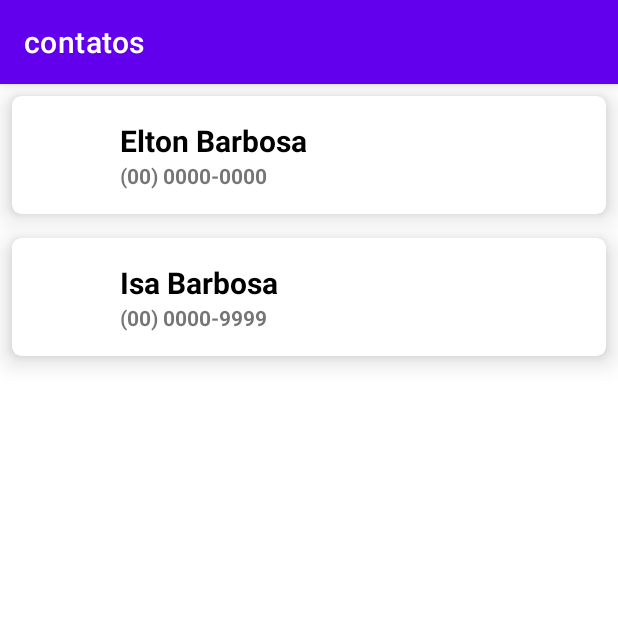
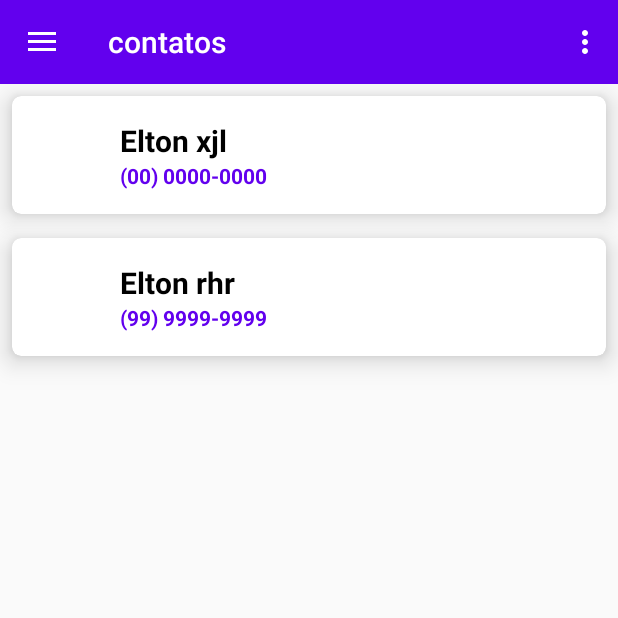
Before and after one commit to eltuss/ContatoDio, an Android app: the screen it shows after launch (MainActivity), on a phone screen of 412 x 824 dp, the top half of it. Run offline under Robolectric (Android 15) with nearby library versions, the phone set to English and light mode, and no system bars.

Commit message:
aula concluida

```diff
--- a/app/build.gradle
+++ b/app/build.gradle
@@ -1,6 +1,7 @@
 plugins {
     id 'com.android.application'
     id 'kotlin-android'
+    id 'kotlin-android-extensions'
 }
 
 android {
@@ -40,6 +41,9 @@ dependencies {
     implementation 'com.google.android.material:material:1.4.0'
     implementation 'androidx.constraintlayout:constraintlayout:2.0.4'
     testImplementation 'junit:junit:4.+'
+
+    implementation 'com.google.code.gson:gson:2.8.6'
+
     androidTestImplementation 'androidx.test.ext:junit:1.1.3'
     androidTestImplementation 'androidx.test.espresso:espresso-core:3.4.0'
 }
--- a/app/src/main/AndroidManifest.xml
+++ b/app/src/main/AndroidManifest.xml
@@ -9,6 +9,7 @@
         android:roundIcon="@mipmap/ic_launcher_round"
         android:supportsRtl="true"
         android:theme="@style/Theme.Contatos">
+        <activity android:name=".DetailActivity"></activity>
         <activity android:name=".MainActivity">
             <intent-filter>
                 <action android:name="android.intent.action.MAIN" />
--- /dev/null
+++ b/app/src/main/java/com/example/contatos/ClickItemContactListener.kt
@@ -0,0 +1,8 @@
+package com.example.contatos
+
+import com.example.contato.Contact
+
+interface ClickItemContactListener {
+    fun clickItemContact(contact: Contact)
+
+}
--- a/app/src/main/java/com/example/contatos/Contact.kt
+++ b/app/src/main/java/com/example/contatos/Contact.kt
@@ -1,7 +1,12 @@
 package com.example.contato
 
+import android.os.Parcelable
+import kotlinx.android.parcel.Parcelize
+
+
+@Parcelize
 data class Contact(
     var name: String,
     var phone: String,
     var photogrph: String
-)
+) : Parcelable
--- a/app/src/main/java/com/example/contatos/ContactAdapter.kt
+++ b/app/src/main/java/com/example/contatos/ContactAdapter.kt
@@ -8,13 +8,14 @@ import android.widget.TextView
 import androidx.recyclerview.widget.RecyclerView
 import com.example.contato.Contact
 
-class ContactAdapter : RecyclerView.Adapter<ContactAdapter.ContactAdapterViewHolder>(){
+class ContactAdapter(var listener: ClickItemContactListener) :
+    RecyclerView.Adapter<ContactAdapter.ContactAdapterViewHolder>(){
 
     private  val  list: MutableList<Contact> = mutableListOf()
 
     override fun onCreateViewHolder(parent: ViewGroup, viewType: Int): ContactAdapterViewHolder {
        val view = LayoutInflater.from(parent.context).inflate(R.layout.contact_item, parent,false)
-        return ContactAdapterViewHolder(view)
+        return ContactAdapterViewHolder(view, list, listener)
     }
 
     override fun getItemCount(): Int {
@@ -32,10 +33,17 @@ class ContactAdapter : RecyclerView.Adapter<ContactAdapter.ContactAdapterViewHol
         notifyDataSetChanged() // esse metodo avisa que a lista foi alterada e que precisa montar ela novamente
     }
 
-    class ContactAdapterViewHolder(itenView: View) : RecyclerView.ViewHolder(itenView){
+    class ContactAdapterViewHolder(itenView: View, var list: List<Contact>, var listener: ClickItemContactListener) :
+        RecyclerView.ViewHolder(itenView){
         private val  nome: TextView = itemView.findViewById(R.id.nome)
         private val  telefone: TextView = itemView.findViewById(R.id.telefone)
         private val  foto: ImageView = itemView.findViewById(R.id.foto)
+
+        init {
+            itemView.setOnClickListener{
+                listener.clickItemContact(list[adapterPosition])
+            }
+        }
 
         fun bind(contact: Contact){
             nome.text = contact.name
--- a/app/src/main/java/com/example/contatos/MainActivity.kt
+++ b/app/src/main/java/com/example/contatos/MainActivity.kt
@@ -1,45 +1,130 @@
 package com.example.contatos
 
+import android.content.Context
+import android.content.Intent
+import android.content.SharedPreferences
 import androidx.appcompat.app.AppCompatActivity
 import android.os.Bundle
+import android.view.Menu
+import android.view.MenuInflater
+import android.view.MenuItem
+import android.view.View
+import android.widget.Toast
+import androidx.appcompat.app.ActionBarDrawerToggle
+import androidx.appcompat.widget.Toolbar
+import androidx.core.content.edit
+import androidx.drawerlayout.widget.DrawerLayout
 import androidx.recyclerview.widget.LinearLayoutManager
 import androidx.recyclerview.widget.RecyclerView
 import com.example.contato.Contact
+import com.google.gson.Gson
+import com.google.gson.reflect.TypeToken
 
-class MainActivity : AppCompatActivity() {
+class MainActivity : AppCompatActivity(), ClickItemContactListener {
 
     private val rvList: RecyclerView by lazy {
         findViewById<RecyclerView>(R.id.rv_list)
     }
-    private val adapter = ContactAdapter()
+    private val adapter = ContactAdapter(this)
 
     override fun onCreate(savedInstanceState: Bundle?) {
         super.onCreate(savedInstanceState)
-        setContentView(R.layout.activity_main)
+        setContentView(R.layout.drawer_menu)
+
+        initDrawer()
+        fetchListContact()
         bindViews()
-        updateList()
+
 
     }
 
-    private fun bindViews(){
-        rvList.adapter = adapter
-        rvList.layoutManager = LinearLayoutManager(this)
-    }
-    private fun updateList(){
-        adapter.updateList(
-            arrayListOf(
+    private fun fetchListContact() {
+        val list = arrayListOf(
             Contact(
-                    "Elton Barbosa",
+                "Elton xjl",
                 "(00) 0000-0000",
                 "img.png"
             ),
             Contact(
-                        "Isa Barbosa",
-                "(00) 0000-9999",
+                "Elton rhr",
+                "(99) 9999-9999",
                 "img.png"
             )
         )
+        getInstanceSharedPreferences()?.edit {
+            val json = Gson().toJson(list)
+            putString("contacts",json)
+            commit()
+        }
+    }
+
+    private fun getInstanceSharedPreferences(): SharedPreferences? {
+        return getSharedPreferences("com.example.contatos.PREFERENCES", Context.MODE_PRIVATE)
+    }
+
+    private fun initDrawer() {
+        val drawerLayout = findViewById<View>(R.id.drawer_layout) as DrawerLayout
+        val toolbar = findViewById<Toolbar>(R.id.toolbar)
+        setSupportActionBar(toolbar)
+
+        val toogle = ActionBarDrawerToggle(
+            this,
+            drawerLayout,
+            toolbar,
+            R.string.open_drawer,
+            R.string.closer_drawer
         )
+        drawerLayout.addDrawerListener(toogle)
+        toogle.syncState()
+    }
+
+
+    private fun bindViews() {
+        rvList.adapter = adapter
+        rvList.layoutManager = LinearLayoutManager(this)
+        updateList()
+    }
+
+    private fun getListContacts(): List<Contact> {
+        val list = getInstanceSharedPreferences()?.getString("contacts", "[]")
+        val turnsType = object : TypeToken<List<Contact>>() {}.type
+        return Gson().fromJson(list, turnsType)
+    }
+
+    private fun updateList() {
+        val list = getListContacts()
+        adapter.updateList(list)
+    }
+
+    private fun showToast(message: String) {
+        Toast.makeText(this, message, Toast.LENGTH_SHORT).show()
+    }
+
+    // Essa função cria o item de menu no app buscando o menu.xml
+    override fun onCreateOptionsMenu(menu: Menu?): Boolean {
+        val inflater: MenuInflater = menuInflater
+        inflater.inflate(R.menu.menu, menu)
+        return true
+    }
+
+    override fun onOptionsItemSelected(item: MenuItem): Boolean {
+        return when (item.itemId) {
+            R.id.item_manu01 -> {
+                showToast("Item 01")
+                true
+            }
+            R.id.item_manu02 -> {
+                showToast("Item 02")
+                true
+            }
+            else -> super.onOptionsItemSelected(item)
+        }
+    }
+
+    override fun clickItemContact(contact: Contact) {
+        val intent = Intent(this, DetailActivity::class.java)
+        intent.putExtra(DetailActivity.EXTRA_CONTACT, contact)
+        startActivity(intent)
     }
 
 }
--- a/app/src/main/res/layout/activity_main.xml
+++ b/app/src/main/res/layout/activity_main.xml
@@ -6,12 +6,23 @@
     android:layout_height="match_parent"
     tools:context=".MainActivity">
 
+    <androidx.appcompat.widget.Toolbar
+        android:id="@+id/toolbar"
+        android:layout_width="match_parent"
+        android:layout_height="?actionBarSize"
+        android:background="@color/purple_500"
+        app:title="@string/app_name"
+        app:theme="@style/ThemeOverlay.AppCompat.Dark.ActionBar"
+        app:layout_constraintTop_toTopOf="parent"
+        app:layout_constraintStart_toStartOf="parent"
+        app:layout_constraintEnd_toEndOf="parent"/>
+
 
     <androidx.recyclerview.widget.RecyclerView
         android:id="@+id/rv_list"
         android:layout_width="0dp"
         android:layout_height="0dp"
-        app:layout_constraintTop_toTopOf="parent"
+        app:layout_constraintTop_toBottomOf="@id/toolbar"
         app:layout_constraintStart_toStartOf="parent"
         app:layout_constraintEnd_toEndOf="parent"
         app:layout_constraintBottom_toBottomOf="parent">
--- a/app/src/main/res/layout/contact_item.xml
+++ b/app/src/main/res/layout/contact_item.xml
@@ -36,6 +36,7 @@
 
         <TextView
             android:id="@+id/telefone"
+            style="@style/TextViewDefault"
             app:layout_constraintTop_toBottomOf="@id/nome"
             app:layout_constraintStart_toEndOf="@id/foto"
             android:layout_marginStart="16dp"
--- /dev/null
+++ b/app/src/main/res/layout/drawer_menu.xml
@@ -0,0 +1,22 @@
+<?xml version="1.0" encoding="utf-8"?>
+<androidx.drawerlayout.widget.DrawerLayout xmlns:android="http://schemas.android.com/apk/res/android"
+    android:id="@+id/drawer_layout"
+    xmlns:app="http://schemas.android.com/apk/res-auto"
+    xmlns:tools="http://schemas.android.com/tools"
+    android:layout_width="match_parent"
+    android:layout_height="match_parent"
+    tools:openDrawer="start">
+
+    <include
+        layout="@layout/activity_main"/>
+
+    <com.google.android.material.navigation.NavigationView
+        android:id="@+id/navView"
+        android:layout_width="match_parent"
+        android:layout_height="match_parent"
+        android:layout_gravity="start"
+        app:menu="@menu/menu">
+
+    </com.google.android.material.navigation.NavigationView>
+
+</androidx.drawerlayout.widget.DrawerLayout>
--- /dev/null
+++ b/app/src/main/res/menu/menu.xml
@@ -0,0 +1,8 @@
+<?xml version="1.0" encoding="utf-8"?>
+<menu xmlns:android="http://schemas.android.com/apk/res/android">
+    <item android:id="@+id/item_manu01"
+        android:title="@string/menu_01"/>
+
+    <item android:id="@+id/item_manu02"
+        android:title="@string/menu_02"/>
+</menu>
--- a/app/src/main/res/values/strings.xml
+++ b/app/src/main/res/values/strings.xml
@@ -1,3 +1,10 @@
 <resources>
     <string name="app_name">contatos</string>
+    <string name="menu_01">menu01</string>
+    <string name="menu_02">menu02</string>
+
+    <string name="open_drawer">Abrir</string>
+    <string name="closer_drawer">Fechar</string>
+
+
 </resources>
--- /dev/null
+++ b/app/src/main/res/values/styles.xml
@@ -0,0 +1,8 @@
+<resources xmlns:tools="http://schemas.android.com/tools">
+
+    <style name="TextViewDefault" parent="Widget.AppCompat.TextView">
+
+        <item name="android:textColor">@color/purple_500</item>
+
+    </style>
+</resources>
--- a/app/src/main/res/values/themes.xml
+++ b/app/src/main/res/values/themes.xml
@@ -1,6 +1,6 @@
 <resources xmlns:tools="http://schemas.android.com/tools">
     <!-- Base application theme. -->
-    <style name="Theme.Contatos" parent="Theme.MaterialComponents.DayNight.DarkActionBar">
+    <style name="Theme.Contatos" parent="Theme.AppCompat.Light.NoActionBar">
         <!-- Primary brand color. -->
         <item name="colorPrimary">@color/purple_500</item>
         <item name="colorPrimaryVariant">@color/purple_700</item>
```
Also changed, not shown: app/src/main/java/com/example/contatos/DetailActivity.kt (added, +46 -0 lines), app/src/main/res/layout/contact_detail.xml (added, +57 -0 lines). Lines whose indentation alone changed are shown as unchanged.
